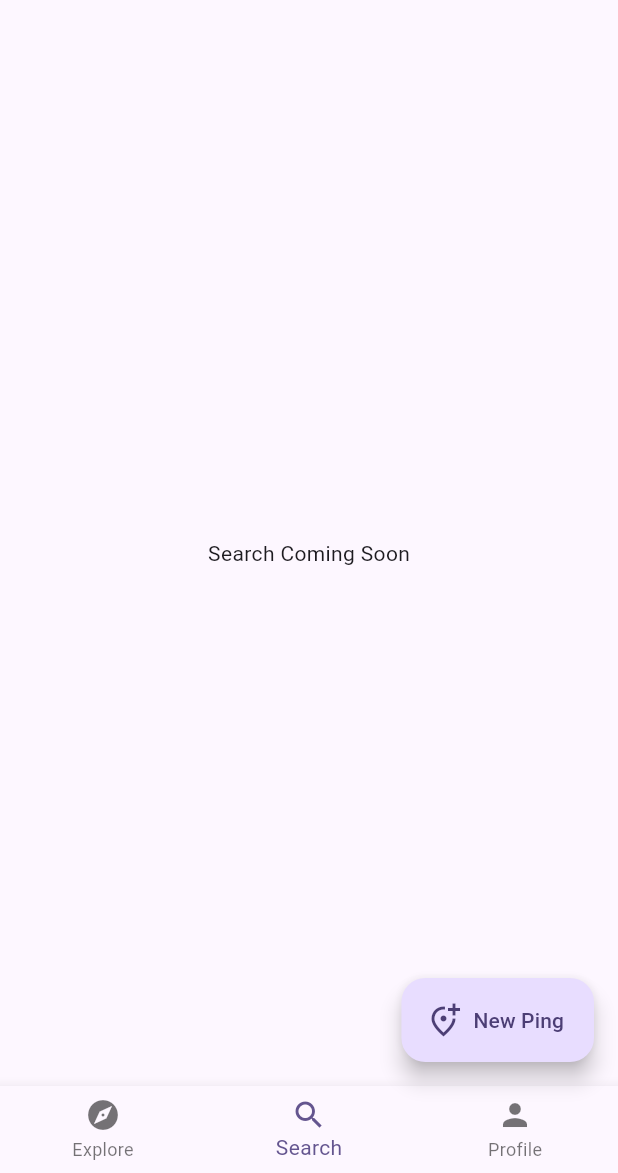
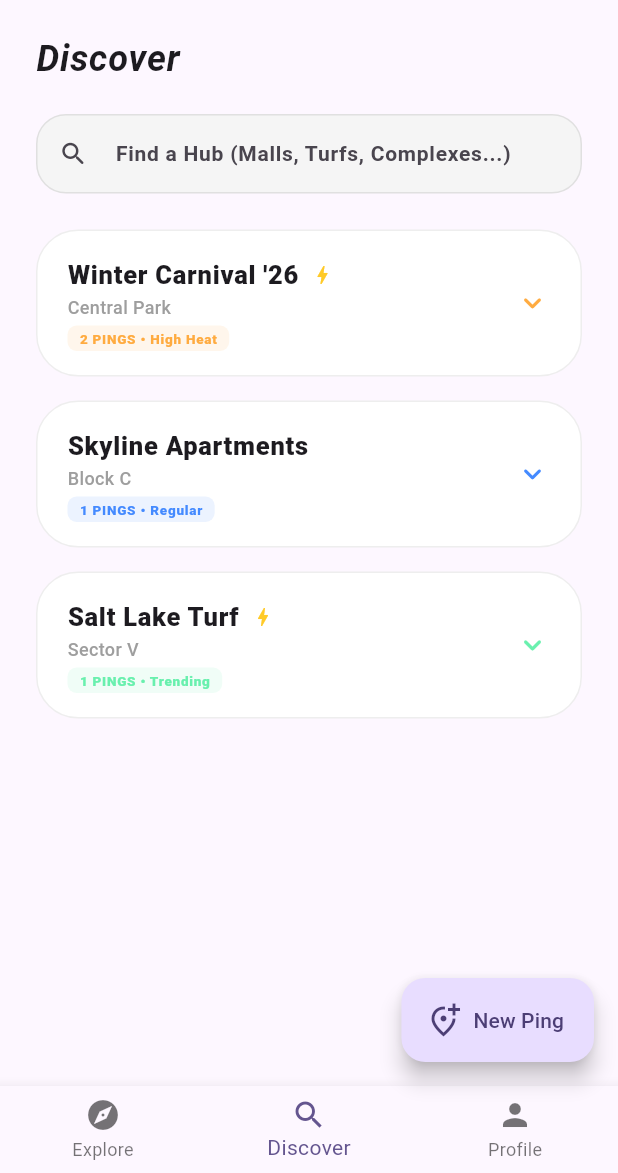
Before and after one commit to abhi-manyu-10/ping-it, a Flutter app: the screen it shows after launch, swiped to page 2, on a phone screen of 412 x 824 dp, the part 63-1236 px from its top. Run offline on Flutter 3.47's test engine with Material 3 defaults, Android fonts, the phone set to English and light mode, and no system bars; our stand-ins replace font_awesome_flutter, share_plus; Roboto replaces fonts that are missing (Georgia).

Commit message:
Basic Discover screen ui

```diff
--- a/lib/main.dart
+++ b/lib/main.dart
@@ -4,6 +4,7 @@ import 'package:url_launcher/url_launcher.dart';
 // --- YOUR NEW MODULAR IMPORTS ---
 import 'models/ping_model.dart';
 import 'screens/profile_screen.dart';
+import 'screens/discover_screen.dart';
 import 'utils/share_helper.dart';
 
 void main() {
@@ -228,7 +229,7 @@ appBar: AppBar(
         },
         children: [
           _buildActivityFeed(),
-          const Center(child: Text("Search Coming Soon")),
+  DiscoverScreen(globalPings: _allPings.map((p) => p.toMap()).toList()),
           ProfileScreen(
             historyPings: _allPings.map((ping) => {
               "title": ping.title,
@@ -261,7 +262,7 @@ appBar: AppBar(
         },
         items: const [
           BottomNavigationBarItem(icon: Icon(Icons.explore), label: 'Explore'),
-          BottomNavigationBarItem(icon: Icon(Icons.search), label: 'Search'),
+          BottomNavigationBarItem(icon: Icon(Icons.search), label: 'Discover'),
           BottomNavigationBarItem(icon: Icon(Icons.person), label: 'Profile'),
         ],
       ),
--- a/lib/models/ping_model.dart
+++ b/lib/models/ping_model.dart
@@ -7,6 +7,7 @@ class Ping {
   final String hostId; // To check against user's friend list
   final String hostName;
   final String title;
+  String date;
   final String description; // For the "Ask Question" context
   final ActivityCategory category;
   final String timeWindow;
@@ -37,6 +38,20 @@ class Ping {
     this.isFriendHost = false,
   });
 
+  Map<String, dynamic> toMap() {
+    return {
+      "id": id,
+      "hostId": hostId,
+      "title": title,
+      "location": location,
+      "timeWindow": timeWindow,
+      "categoryName": category.name,
+      "neededSpots": neededSpots,
+      "totalSpots": totalSpots,
+      // We can add logic here later to determine color based on category
+    };
+  }
+
   // SMART GETTERS
   Color get color {
     switch (category) {
--- /dev/null
+++ b/lib/screens/discover_screen.dart
@@ -0,0 +1,286 @@
+import 'package:flutter/material.dart';
+import 'package:flutter/services.dart';
+
+class DiscoverScreen extends StatefulWidget {
+  final List<Map<String, dynamic>> globalPings;
+
+  const DiscoverScreen({super.key, required this.globalPings});
+
+  @override
+  State<DiscoverScreen> createState() => _DiscoverScreenState();
+}
+
+class _DiscoverScreenState extends State<DiscoverScreen> {
+  final TextEditingController _placeSearchController = TextEditingController();
+  String _searchQuery = "";
+  int _expandedHubIndex = -1;
+
+  // Mock Hubs with enriched data
+  final List<Map<String, dynamic>> _hubs = [
+    {
+      "name": "Winter Carnival '26",
+      "location": "Central Park",
+      "type": "Festival",
+      "popularity": "High Heat",
+      "color": Colors.orangeAccent,
+      "pings": [
+        {"title": "Giant Wheel Meetup", "time": "06:00 PM", "host": "Abhimanyu", "members": ["Rahul", "Sneha", "Kabir"], "spots": "4 left"},
+        {"title": "Food Stalls Hop", "time": "07:30 PM", "host": "Rahul", "members": ["Abhimanyu", "Priya"], "spots": "Full"},
+      ]
+    },
+    {
+      "name": "Skyline Apartments",
+      "location": "Block C",
+      "type": "Complex",
+      "popularity": "Regular",
+      "color": Colors.blueAccent,
+      "pings": [
+        {"title": "Sunday Yoga", "time": "08:00 AM", "host": "Sneha", "members": ["Anjali", "Vikram"], "spots": "10 left"},
+      ]
+    },
+    {
+      "name": "Salt Lake Turf",
+      "location": "Sector V",
+      "type": "Sports",
+      "popularity": "Trending",
+      "color": Colors.greenAccent,
+      "pings": [
+        {"title": "5v5 Friendly", "time": "05:00 PM", "host": "Kabir", "members": ["Arjun", "Deep", "Sayan"], "spots": "2 left"},
+      ]
+    },
+  ];
+
+  @override
+  Widget build(BuildContext context) {
+    final isDark = Theme.of(context).brightness == Brightness.dark;
+
+    List<Map<String, dynamic>> filteredHubs = _hubs.where((hub) =>
+      hub['name'].toLowerCase().contains(_searchQuery.toLowerCase()) ||
+      hub['location'].toLowerCase().contains(_searchQuery.toLowerCase())
+    ).toList();
+
+    return Scaffold(
+      backgroundColor: Colors.transparent,
+      body: SafeArea(
+        child: Column(
+          crossAxisAlignment: CrossAxisAlignment.start,
+          children: [
+            _buildHeader(),
+
+            // 1. HIGH-CONTRAST SEARCH BAR
+            Padding(
+              padding: const EdgeInsets.symmetric(horizontal: 24, vertical: 12),
+              child: Container(
+                decoration: BoxDecoration(
+                  color: isDark ? Colors.white.withOpacity(0.07) : Colors.grey.shade100,
+                  borderRadius: BorderRadius.circular(20),
+                  border: Border.all(color: isDark ? Colors.white10 : Colors.grey.shade300),
+                ),
+                child: TextField(
+                  controller: _placeSearchController,
+                  onChanged: (v) => setState(() => _searchQuery = v),
+                  style: const TextStyle(fontWeight: FontWeight.bold, fontSize: 14),
+                  decoration: const InputDecoration(
+                    hintText: "Find a Hub (Malls, Turfs, Complexes...)",
+                    prefixIcon: Icon(Icons.search_rounded, size: 20),
+                    border: InputBorder.none,
+                    contentPadding: EdgeInsets.symmetric(vertical: 15),
+                  ),
+                ),
+              ),
+            ),
+
+            Expanded(
+              child: ListView.builder(
+                physics: const BouncingScrollPhysics(),
+                padding: const EdgeInsets.fromLTRB(24, 12, 24, 24),
+                itemCount: filteredHubs.length,
+                itemBuilder: (context, index) {
+                  return _buildPlaceHub(index, filteredHubs[index], isDark);
+                },
+              ),
+            ),
+          ],
+        ),
+      ),
+    );
+  }
+
+  Widget _buildHeader() {
+    return const Padding(
+      // Reduced top padding from 24 to 8 for a tighter look
+      padding: EdgeInsets.fromLTRB(24, 8, 24, 8),
+      child: Text(
+        "Discover",
+        style: TextStyle(
+          fontSize: 24, // Reduced from 32
+          fontWeight: FontWeight.w600, // Slightly lighter than w900
+          fontStyle: FontStyle.italic, // Gives it that "cursive" slant
+          letterSpacing: 0.5, // Tighter spacing for elegance
+          fontFamily: 'Georgia', // Using a serif fallback for a classic feel
+        ),
+      ),
+    );
+  }
+
+  Widget _buildPlaceHub(int index, Map<String, dynamic> hub, bool isDark) {
+    bool isExpanded = _expandedHubIndex == index;
+    Color color = hub['color'];
+
+    return AnimatedContainer(
+      duration: const Duration(milliseconds: 300),
+      margin: const EdgeInsets.only(bottom: 16),
+      decoration: BoxDecoration(
+        color: isDark ? Colors.white.withOpacity(0.03) : Colors.white,
+        borderRadius: BorderRadius.circular(28),
+        border: Border.all(
+          color: isExpanded ? color.withOpacity(0.4) : (isDark ? Colors.white10 : Colors.grey.shade200),
+          width: isExpanded ? 1.5 : 1,
+        ),
+      ),
+      child: Column(
+        children: [
+          ListTile(
+            onTap: () {
+              HapticFeedback.selectionClick();
+              setState(() => _expandedHubIndex = isExpanded ? -1 : index);
+            },
+            contentPadding: const EdgeInsets.symmetric(horizontal: 20, vertical: 8),
+            title: Row(
+              children: [
+                Text(hub['name'], style: const TextStyle(fontWeight: FontWeight.w900, fontSize: 17)),
+                const SizedBox(width: 8),
+                if (hub['popularity'] == 'Trending' || hub['popularity'] == 'High Heat')
+                  Icon(Icons.bolt, color: Colors.amber.shade400, size: 16),
+              ],
+            ),
+            subtitle: Column(
+              crossAxisAlignment: CrossAxisAlignment.start,
+              children: [
+                Text(hub['location'], style: const TextStyle(color: Colors.grey, fontSize: 12, fontWeight: FontWeight.w500)),
+                const SizedBox(height: 4),
+                // POPULARITY BADGE
+                Container(
+                  padding: const EdgeInsets.symmetric(horizontal: 8, vertical: 2),
+                  decoration: BoxDecoration(color: color.withOpacity(0.1), borderRadius: BorderRadius.circular(6)),
+                  child: Text("${hub['pings'].length} PINGS • ${hub['popularity']}",
+                    style: TextStyle(color: color, fontSize: 9, fontWeight: FontWeight.w900, letterSpacing: 0.5)),
+                ),
+              ],
+            ),
+            trailing: Icon(isExpanded ? Icons.expand_less_rounded : Icons.expand_more_rounded, color: color),
+          ),
+          if (isExpanded)
+            Padding(
+              padding: const EdgeInsets.fromLTRB(20, 0, 20, 20),
+              child: Column(
+                children: [
+                  const Divider(color: Colors.white10, height: 32),
+                  ...hub['pings'].map<Widget>((ping) => _buildPingRow(ping, color, isDark)).toList(),
+                ],
+              ),
+            ),
+        ],
+      ),
+    );
+  }
+
+  Widget _buildPingRow(Map ping, Color color, bool isDark) {
+    return InkWell(
+      onTap: () => _showPingDetails(ping, color, isDark),
+      borderRadius: BorderRadius.circular(16),
+      child: Container(
+        margin: const EdgeInsets.only(bottom: 8),
+        padding: const EdgeInsets.all(12),
+        decoration: BoxDecoration(
+          color: isDark ? Colors.white.withOpacity(0.02) : Colors.grey.shade50,
+          borderRadius: BorderRadius.circular(16),
+        ),
+        child: Row(
+          mainAxisAlignment: MainAxisAlignment.spaceBetween,
+          children: [
+            Column(
+              crossAxisAlignment: CrossAxisAlignment.start,
+              children: [
+                Text(ping['title'], style: const TextStyle(fontWeight: FontWeight.bold, fontSize: 14)),
+                Text("Host: ${ping['host']} • ${ping['spots']}", style: TextStyle(color: Colors.grey.shade500, fontSize: 11)),
+              ],
+            ),
+            Icon(Icons.arrow_forward_ios_rounded, size: 12, color: color.withOpacity(0.5)),
+          ],
+        ),
+      ),
+    );
+  }
+
+  void _showPingDetails(Map ping, Color color, bool isDark) {
+    HapticFeedback.mediumImpact();
+    showModalBottomSheet(
+      context: context,
+      backgroundColor: Colors.transparent,
+      builder: (context) => Container(
+        padding: const EdgeInsets.all(28),
+        decoration: BoxDecoration(
+          color: isDark ? const Color(0xFF121212) : Colors.white,
+          borderRadius: const BorderRadius.vertical(top: Radius.circular(36)),
+        ),
+        child: Column(
+          mainAxisSize: MainAxisSize.min,
+          crossAxisAlignment: CrossAxisAlignment.start,
+          children: [
+            Row(
+              mainAxisAlignment: MainAxisAlignment.spaceBetween,
+              children: [
+                Text(ping['title'].toString().toUpperCase(), style: TextStyle(fontWeight: FontWeight.w900, letterSpacing: 1.5, color: color, fontSize: 13)),
+                Text(ping['time'], style: const TextStyle(fontWeight: FontWeight.bold, fontSize: 13, color: Colors.grey)),
+              ],
+            ),
+            const SizedBox(height: 32),
+
+            _buildMemberTile("HOST", ping['host'], color, isDark, true),
+            const SizedBox(height: 24),
+
+            const Text("MEMBERS", style: TextStyle(fontWeight: FontWeight.w900, fontSize: 10, color: Colors.grey, letterSpacing: 1)),
+            const SizedBox(height: 16),
+
+            // Fixed Member Spacing
+            Wrap(
+              runSpacing: 12,
+              children: ping['members'].map<Widget>((m) => _buildMemberTile("", m, color, isDark, false)).toList(),
+            ),
+
+            const SizedBox(height: 24),
+          ],
+        ),
+      ),
+    );
+  }
+
+  Widget _buildMemberTile(String label, String name, Color color, bool isDark, bool isHost) {
+    return Padding(
+      padding: const EdgeInsets.only(bottom: 8.0), // Added spacing between members
+      child: InkWell(
+        onTap: () => print("Profile of $name"),
+        child: Row(
+          children: [
+            CircleAvatar(
+              radius: 20,
+              backgroundColor: isHost ? color.withOpacity(0.2) : (isDark ? Colors.white10 : Colors.grey.shade200),
+              child: Text(name[0], style: TextStyle(color: isHost ? color : (isDark ? Colors.white70 : Colors.black87), fontWeight: FontWeight.w900, fontSize: 12)),
+            ),
+            const SizedBox(width: 16), // Increased gap from 12 to 16
+            Column(
+              crossAxisAlignment: CrossAxisAlignment.start,
+              children: [
+                Text(name, style: const TextStyle(fontWeight: FontWeight.bold, fontSize: 15)),
+                if (isHost) Text("Organizer", style: TextStyle(color: color, fontSize: 10, fontWeight: FontWeight.bold)),
+              ],
+            ),
+            const Spacer(),
+            Icon(Icons.arrow_outward_rounded, size: 14, color: isDark ? Colors.white24 : Colors.grey.shade400),
+          ],
+        ),
+      ),
+    );
+  }
+}
```
